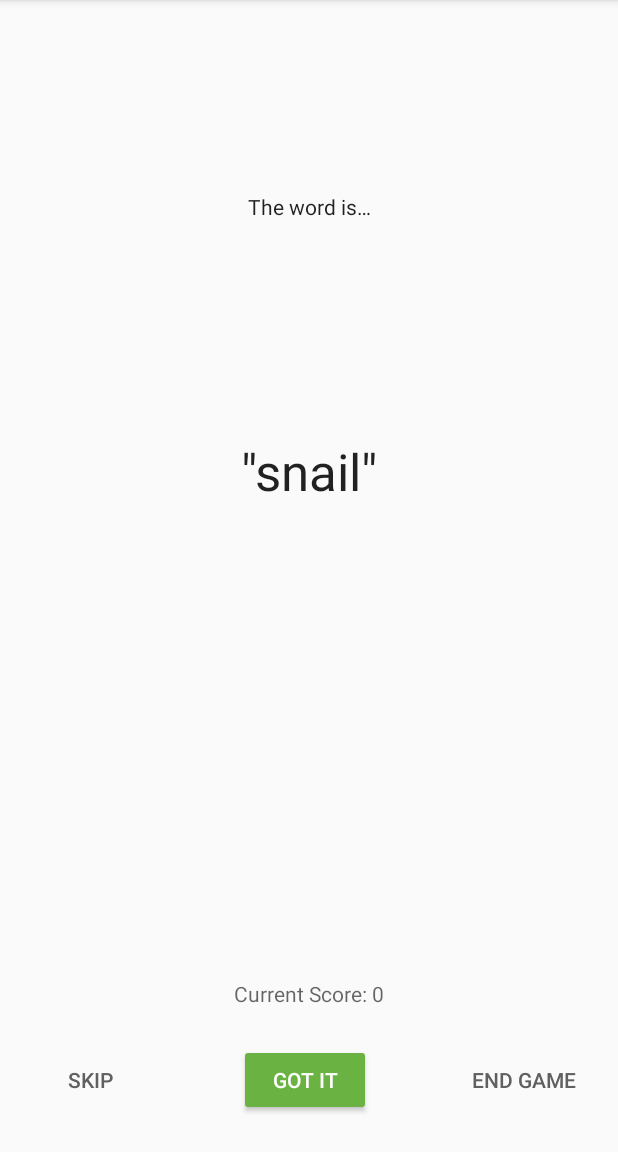
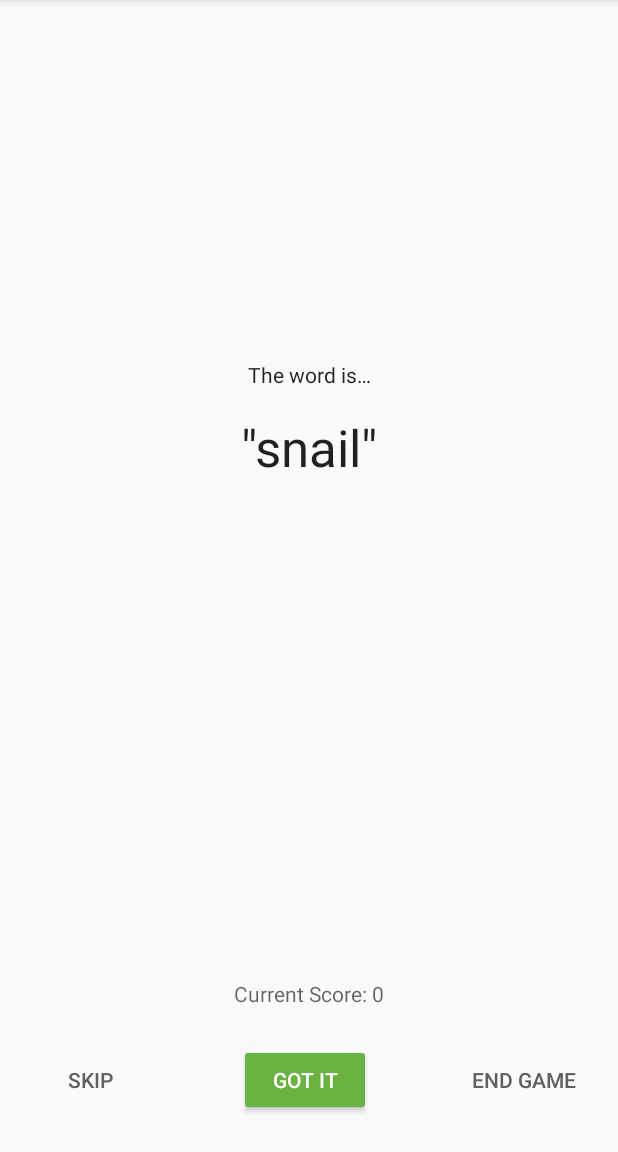
Before and after one commit to NCBarrett/GuessTheWord, an Android app: the GameFragment screen opened through its navigation route, on a phone screen of 412 x 824 dp, the part 84-1236 px from its top. Run offline under Robolectric (Android 15) with nearby library versions, the phone set to English and light mode, and no system bars; our stand-ins replace data binding; 2 statements that could not run were skipped.

Commit message:
Finished challenge

```diff
--- a/app/src/main/res/layout/game_fragment.xml
+++ b/app/src/main/res/layout/game_fragment.xml
@@ -45,7 +45,7 @@
             app:layout_constraintHorizontal_bias="0.5"
             app:layout_constraintStart_toStartOf="parent"
             app:layout_constraintTop_toTopOf="parent"
-            />
+            app:layout_constraintVertical_chainStyle="packed" />
 
         <TextView
             android:id="@+id/word_text"
@@ -73,10 +73,10 @@
             android:layout_marginEnd="8dp"
             android:layout_marginBottom="8dp"
             android:fontFamily="sans-serif"
+            android:text="@{gameViewModel.currentTimeString}"
             android:textColor="@color/grey_text_color"
             android:textSize="14sp"
             android:textStyle="normal"
-            android:text="@{gameViewModel.currentTimeString}"
             app:layout_constraintBottom_toTopOf="@+id/score_text"
             app:layout_constraintEnd_toEndOf="parent"
             app:layout_constraintStart_toStartOf="parent"
@@ -89,10 +89,10 @@
             android:layout_marginStart="8dp"
             android:layout_marginEnd="8dp"
             android:fontFamily="sans-serif"
+            android:text="@{@string/score_format(gameViewModel.score)}"
             android:textColor="@color/grey_text_color"
             android:textSize="14sp"
             android:textStyle="normal"
-            android:text="@{@string/score_format(gameViewModel.score)}"
             app:layout_constraintBottom_toTopOf="@+id/guideline"
             app:layout_constraintEnd_toEndOf="parent"
             app:layout_constraintStart_toStartOf="parent"
@@ -103,9 +103,9 @@
             android:layout_width="wrap_content"
             android:layout_height="wrap_content"
             android:layout_marginStart="16dp"
+            android:onClick="@{() -> gameViewModel.onSkip()}"
             android:text="@string/skip"
             android:theme="@style/SkipButton"
-            android:onClick="@{() -> gameViewModel.onSkip()}"
             app:layout_constraintBottom_toBottomOf="parent"
             app:layout_constraintHorizontal_chainStyle="spread_inside"
             app:layout_constraintStart_toStartOf="parent"
@@ -124,9 +124,9 @@
             android:layout_height="wrap_content"
             android:layout_marginStart="8dp"
             android:layout_marginEnd="8dp"
+            android:onClick="@{() -> gameViewModel.onCorrect()}"
             android:text="@string/got_it"
             android:theme="@style/GoButton"
-            android:onClick="@{() -> gameViewModel.onCorrect()}"
             app:layout_constraintBottom_toBottomOf="parent"
             app:layout_constraintEnd_toStartOf="@+id/end_game_button"
             app:layout_constraintStart_toEndOf="@+id/skip_button"
@@ -137,9 +137,9 @@
             android:layout_width="wrap_content"
             android:layout_height="wrap_content"
             android:layout_marginEnd="16dp"
+            android:onClick="@{() -> gameViewModel.onGameFinish()}"
             android:text="@string/end_game"
             android:theme="@style/SkipButton"
-            android:onClick="@{() -> gameViewModel.onGameFinish()}"
             app:layout_constraintBottom_toBottomOf="parent"
             app:layout_constraintEnd_toEndOf="parent"
             app:layout_constraintTop_toTopOf="@+id/guideline" />
@@ -148,6 +148,7 @@
             android:id="@+id/wordHint"
             android:layout_width="wrap_content"
             android:layout_height="wrap_content"
+            android:layout_marginTop="32dp"
             android:text="@{gameViewModel.wordHint}"
             android:textSize="24sp"
             app:layout_constraintBottom_toTopOf="@id/timer_text"
```
